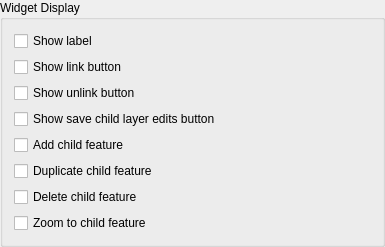
This is src/ui/attributeformconfig/qgsattributewidgeteditgroupbox.ui in qgis/QGIS as Qt 5 draws it before an edit. The edited form follows.
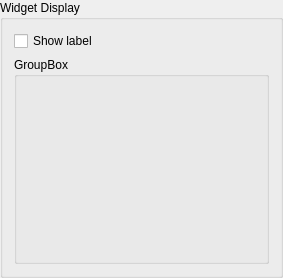
This is the edited form. Custom widgets are drawn as their Qt base class.

Commit message: move relation editor widget specific config to its own class

Diff of the .ui file:
```diff
--- a/src/ui/attributeformconfig/qgsattributewidgeteditgroupbox.ui
+++ b/src/ui/attributeformconfig/qgsattributewidgeteditgroupbox.ui
@@ -6,8 +6,8 @@
    <rect>
     <x>0</x>
     <y>0</y>
-    <width>385</width>
-    <height>209</height>
+    <width>283</width>
+    <height>278</height>
    </rect>
   </property>
   <property name="windowTitle">
@@ -17,77 +17,17 @@
    <string>Widget Display</string>
   </property>
   <layout class="QGridLayout" name="gridLayout">
-   <item row="6" column="0">
-    <widget class="QCheckBox" name="mRelationDeleteChildFeatureCheckBox">
-     <property name="text">
-      <string>Delete child feature</string>
-     </property>
-     <attribute name="buttonGroup">
-      <string notr="true">mRelationButtonGroup</string>
-     </attribute>
-    </widget>
-   </item>
    <item row="2" column="0">
-    <widget class="QCheckBox" name="mRelationShowUnlinkCheckBox">
-     <property name="text">
-      <string>Show unlink button</string>
-     </property>
-     <attribute name="buttonGroup">
-      <string notr="true">mRelationButtonGroup</string>
-     </attribute>
-    </widget>
-   </item>
-   <item row="4" column="0">
-    <widget class="QCheckBox" name="mRelationShowAddChildCheckBox">
-     <property name="text">
-      <string>Add child feature</string>
-     </property>
-     <attribute name="buttonGroup">
-      <string notr="true">mRelationButtonGroup</string>
-     </attribute>
-    </widget>
-   </item>
-   <item row="5" column="0">
-    <widget class="QCheckBox" name="mRelationShowDuplicateChildFeatureCheckBox">
-     <property name="text">
-      <string>Duplicate child feature</string>
-     </property>
-     <attribute name="buttonGroup">
-      <string notr="true">mRelationButtonGroup</string>
-     </attribute>
-    </widget>
-   </item>
-   <item row="1" column="0">
-    <widget class="QCheckBox" name="mRelationShowLinkCheckBox">
-     <property name="text">
-      <string>Show link button</string>
-     </property>
-     <attribute name="buttonGroup">
-      <string notr="true">mRelationButtonGroup</string>
-     </attribute>
-    </widget>
-   </item>
-   <item row="3" column="0">
-    <widget class="QCheckBox" name="mRelationShowSaveChildEditsCheckBox">
-     <property name="text">
-      <string>Show save child layer edits button</string>
-     </property>
-     <attribute name="buttonGroup">
-      <string notr="true">mRelationButtonGroup</string>
-     </attribute>
-    </widget>
-   </item>
-   <item row="0" column="0">
     <widget class="QCheckBox" name="mShowLabelCheckBox">
      <property name="text">
       <string>Show label</string>
      </property>
     </widget>
    </item>
-   <item row="7" column="0">
-    <widget class="QCheckBox" name="mRelationShowZoomToFeatureCheckBox">
-     <property name="text">
-      <string>Zoom to child feature</string>
+   <item row="3" column="0">
+    <widget class="QgsCollapsibleGroupBox" name="mWidgetSpecificConfigGroupBox">
+     <property name="title">
+      <string>GroupBox</string>
      </property>
      <attribute name="buttonGroup">
       <string notr="true">mRelationButtonGroup</string>
```
Left out of the diff: 12 changed lines with no effect on the pictures. The commit also changes 3 other files.
